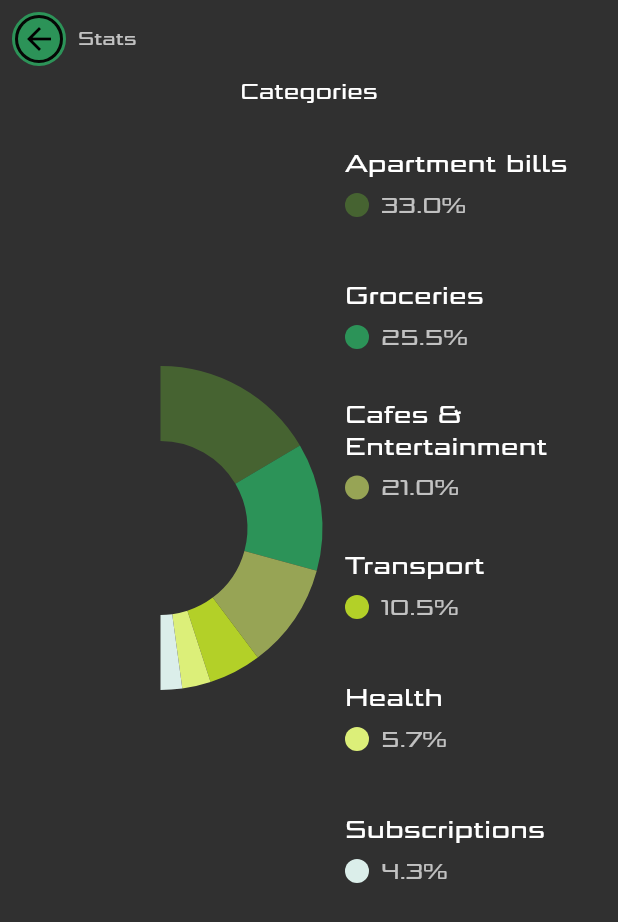
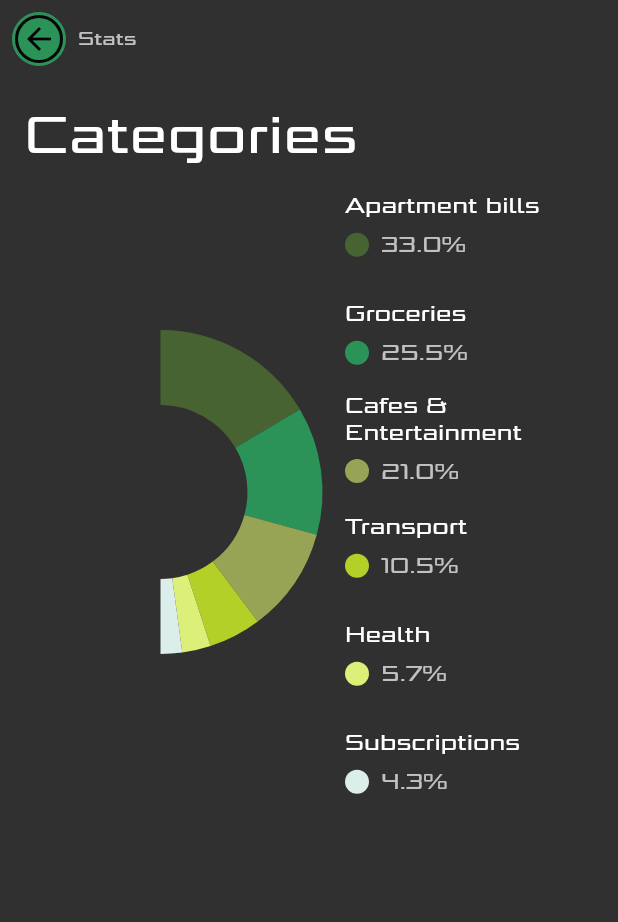
Before and after one commit to adnanjpg/my_finance_demo, a Flutter app: the screen it shows after launch, on a phone screen of 412 x 824 dp. Shown: the top 922 px of the screen. Run offline on Flutter 3.47's test engine with Material 2 defaults, Android fonts, the phone set to English and light mode, and no system bars; drawn by our look-alikes of pie_chart.

Commit message:
adjust categories widget style

```diff
--- a/lib/categories_widget.dart
+++ b/lib/categories_widget.dart
@@ -1,7 +1,7 @@
 import 'package:flutter/material.dart';
-import 'utils/utils.dart';
 
 import 'categories_graph.dart';
+import 'utils/utils.dart';
 
 class CategoryModel {
   final String title;
@@ -53,12 +53,18 @@ class CategoriesWidget extends StatelessWidget {
 
   @override
   Widget build(BuildContext context) {
-    return Column(
+    return Container(
+      margin: const EdgeInsets.all(defPaddingSize),
+      child: Column(
+        crossAxisAlignment: CrossAxisAlignment.start,
         children: [
-        const Text('Categories'),
-        Container(
-          margin: const EdgeInsets.all(defPaddingSize),
-          child: Row(
+          Text(
+            'Categories',
+            style: Theme.of(context).textTheme.headline4?.copyWith(
+                  color: Colors.white,
+                ),
+          ),
+          Row(
             children: const [
               CategoriesGraph(),
               _CategoriesTitles(),
@@ -71,8 +77,8 @@ class CategoriesWidget extends StatelessWidget {
                   (index) => const SizedBox(width: defPaddingSize),
                 ),
           ),
+        ],
       ),
-      ],
     );
   }
 }
@@ -85,10 +91,11 @@ class _CategoriesTitles extends StatelessWidget {
     return Column(
       children: [
         for (final category in categoriesList)
-          Container(
-            margin: const EdgeInsets.only(bottom: defPaddingSize),
-            child: ListTile(
-              title: Text(category.title),
+          ListTile(
+            title: Text(
+              category.title,
+              style: Theme.of(context).textTheme.bodyText1,
+            ),
             subtitle: Container(
               margin: const EdgeInsets.only(top: halfDefPaddingSize),
               child: Row(
@@ -101,12 +108,9 @@ class _CategoriesTitles extends StatelessWidget {
                       borderRadius: BorderRadius.circular(defPaddingSize),
                     ),
                   ),
-                    Text(
-                      category.percentage.toStringAsFixed(1) + '%',
-                    ),
+                  Text(category.percentage.toStringAsFixed(1) + '%'),
                 ].joinWidgetList(
                   (index) => const SizedBox(width: halfDefPaddingSize),
-                  ),
                 ),
               ),
             ),
```
Lines whose indentation alone changed are shown as unchanged.
